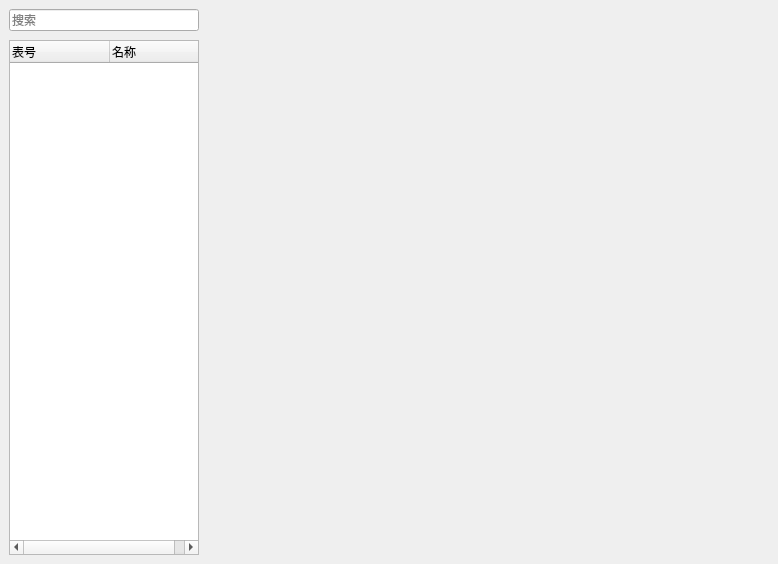
Before: the Qt Designer form dataAnalysis/dssingleimg.ui in xuqingxiangstu/platform, drawn with Qt 5.
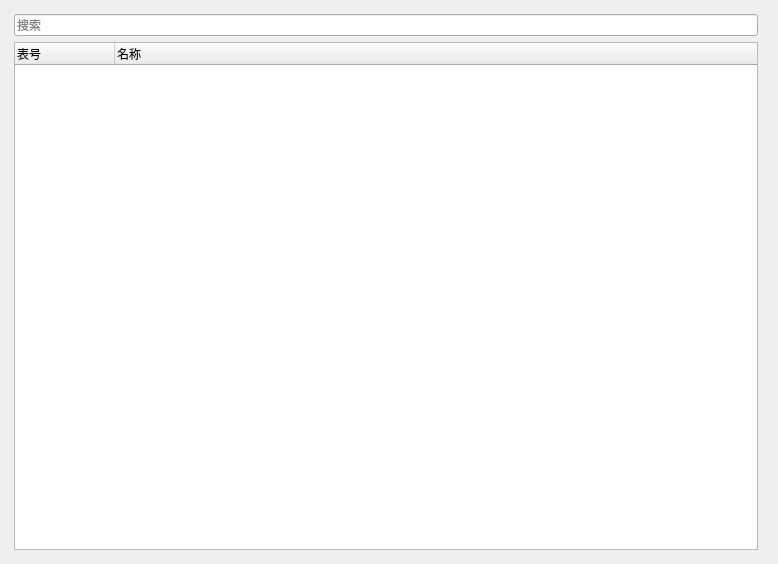
After: the same form once the commit is applied.

What changed in the file:
```diff
--- a/dataAnalysis/dssingleimg.ui
+++ b/dataAnalysis/dssingleimg.ui
@@ -13,24 +13,33 @@
   <property name="windowTitle">
    <string>Form</string>
   </property>
-  <layout class="QHBoxLayout" name="horizontalLayout" stretch="1,3">
-   <property name="spacing">
-    <number>9</number>
-   </property>
-   <property name="leftMargin">
-    <number>9</number>
-   </property>
-   <property name="topMargin">
-    <number>9</number>
-   </property>
-   <property name="rightMargin">
-    <number>9</number>
-   </property>
-   <property name="bottomMargin">
-    <number>9</number>
-   </property>
+  <layout class="QHBoxLayout" name="horizontalLayout">
    <item>
+    <widget class="QFrame" name="frame">
+     <property name="styleSheet">
+      <string notr="true">QFrame#frame{
+border: 0px solid gray;
+}</string>
+     </property>
+     <property name="frameShape">
+      <enum>QFrame::StyledPanel</enum>
+     </property>
+     <property name="frameShadow">
+      <enum>QFrame::Raised</enum>
+     </property>
     <layout class="QVBoxLayout" name="verticalLayout">
+      <property name="leftMargin">
+       <number>3</number>
+      </property>
+      <property name="topMargin">
+       <number>3</number>
+      </property>
+      <property name="rightMargin">
+       <number>0</number>
+      </property>
+      <property name="bottomMargin">
+       <number>3</number>
+      </property>
      <item>
       <widget class="QLineEdit" name="lineEdit_tree">
        <property name="placeholderText">
@@ -59,9 +68,39 @@
       </widget>
      </item>
     </layout>
+    </widget>
    </item>
+   <item>
+    <widget class="QFrame" name="frame_2">
+     <property name="styleSheet">
+      <string notr="true">QFrame#frame_2 {
+border: 0px solid gray;
+}</string>
+     </property>
+     <property name="frameShape">
+      <enum>QFrame::StyledPanel</enum>
+     </property>
+     <property name="frameShadow">
+      <enum>QFrame::Raised</enum>
+     </property>
+     <layout class="QHBoxLayout" name="horizontalLayout_3">
+      <property name="leftMargin">
+       <number>0</number>
+      </property>
+      <property name="topMargin">
+       <number>3</number>
+      </property>
+      <property name="rightMargin">
+       <number>3</number>
+      </property>
+      <property name="bottomMargin">
+       <number>3</number>
+      </property>
    <item>
     <layout class="QVBoxLayout" name="verticalLayout_chart"/>
+      </item>
+     </layout>
+    </widget>
    </item>
   </layout>
   <action name="actionAdd">
```
Lines whose indentation alone changed are shown as unchanged.
